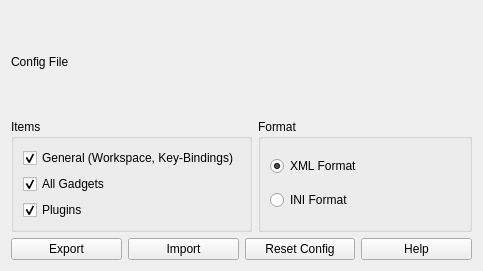
Above: ground/openpilotgcs/src/plugins/importexport/importexportgadgetwidget.ui from openpilot/OpenPilot before the change. Below: the same form after it.
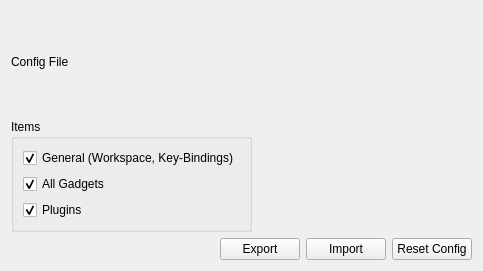
That is the form after the change. Icons and pictures are not drawn. Custom widgets are drawn as their Qt base class.

```diff
--- a/ground/openpilotgcs/src/plugins/importexport/importexportgadgetwidget.ui
+++ b/ground/openpilotgcs/src/plugins/importexport/importexportgadgetwidget.ui
@@ -82,6 +82,45 @@
    </item>
    <item row="2" column="0" colspan="2">
     <layout class="QHBoxLayout" name="horizontalLayout">
+     <item>
+      <spacer name="horizontalSpacer">
+       <property name="orientation">
+        <enum>Qt::Horizontal</enum>
+       </property>
+       <property name="sizeHint" stdset="0">
+        <size>
+         <width>40</width>
+         <height>20</height>
+        </size>
+       </property>
+      </spacer>
+     </item>
+     <item>
+      <widget class="QPushButton" name="helpButton">
+       <property name="maximumSize">
+        <size>
+         <width>32</width>
+         <height>32</height>
+        </size>
+       </property>
+       <property name="text">
+        <string/>
+       </property>
+       <property name="icon">
+        <iconset resource="../coreplugin/core.qrc">
+         <normaloff>:/core/images/helpicon.svg</normaloff>:/core/images/helpicon.svg</iconset>
+       </property>
+       <property name="iconSize">
+        <size>
+         <width>32</width>
+         <height>32</height>
+        </size>
+       </property>
+       <property name="flat">
+        <bool>true</bool>
+       </property>
+      </widget>
+     </item>
      <item>
       <widget class="QPushButton" name="exportButton">
        <property name="text">
@@ -103,41 +142,8 @@
        </property>
       </widget>
      </item>
-     <item>
-      <widget class="QPushButton" name="helpButton">
-       <property name="text">
-        <string>Help</string>
-       </property>
-      </widget>
-     </item>
     </layout>
    </item>
-   <item row="1" column="1">
-    <widget class="QGroupBox" name="groupBoxFormat">
-     <property name="title">
-      <string>Format</string>
-     </property>
-     <layout class="QVBoxLayout" name="verticalLayout_2">
-      <item>
-       <widget class="QRadioButton" name="radioButtonXmlFormat">
-        <property name="text">
-         <string>XML Format</string>
-        </property>
-        <property name="checked">
-         <bool>true</bool>
-        </property>
-       </widget>
-      </item>
-      <item>
-       <widget class="QRadioButton" name="radioButtonIniFormat">
-        <property name="text">
-         <string>INI Format</string>
-        </property>
-       </widget>
-      </item>
-     </layout>
-    </widget>
-   </item>
   </layout>
  </widget>
  <customwidgets>
```
Left out of the diff: 13 changed lines with no effect on the pictures.
